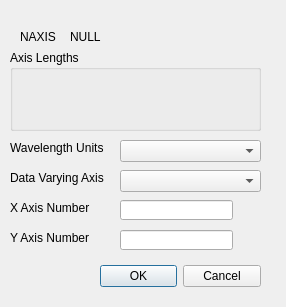
The window that src/wiser/gui/ui_files/fits_spectra_dialog.ui (Ehlmann-research-group/WISER) describes before a commit, drawn with Qt 5.
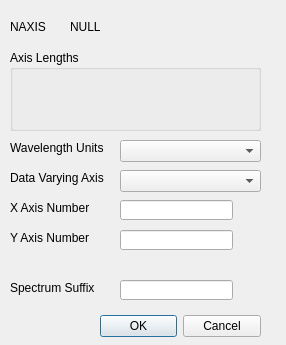
The same window after the commit.

Commit message: Added naming ability to fits spectra dialog

```diff
--- a/src/wiser/gui/ui_files/fits_spectra_dialog.ui
+++ b/src/wiser/gui/ui_files/fits_spectra_dialog.ui
@@ -7,7 +7,7 @@
     <x>0</x>
     <y>0</y>
     <width>286</width>
-    <height>307</height>
+    <height>345</height>
    </rect>
   </property>
   <property name="windowTitle">
@@ -17,7 +17,7 @@
    <property name="geometry">
     <rect>
      <x>100</x>
-     <y>260</y>
+     <y>310</y>
      <width>161</width>
      <height>32</height>
     </rect>
@@ -32,8 +32,8 @@
   <widget class="QLabel" name="naxis_label">
    <property name="geometry">
     <rect>
-     <x>20</x>
-     <y>30</y>
+     <x>10</x>
+     <y>20</y>
      <width>47</width>
      <height>14</height>
     </rect>
@@ -82,7 +82,7 @@
    <property name="geometry">
     <rect>
      <x>70</x>
-     <y>30</y>
+     <y>20</y>
      <width>47</width>
      <height>14</height>
     </rect>
@@ -163,6 +163,32 @@
     <string/>
    </property>
   </widget>
+  <widget class="QLabel" name="spectrum_suffix_label">
+   <property name="geometry">
+    <rect>
+     <x>10</x>
+     <y>280</y>
+     <width>91</width>
+     <height>16</height>
+    </rect>
+   </property>
+   <property name="text">
+    <string>Spectrum Suffix</string>
+   </property>
+  </widget>
+  <widget class="QLineEdit" name="spectrum_suffix_line_edit">
+   <property name="geometry">
+    <rect>
+     <x>120</x>
+     <y>280</y>
+     <width>113</width>
+     <height>20</height>
+    </rect>
+   </property>
+   <property name="text">
+    <string/>
+   </property>
+  </widget>
  </widget>
  <resources/>
  <connections>
```
Left out of the diff: 2 changed lines with no effect on the pictures. The commit also changes 1 other file.
